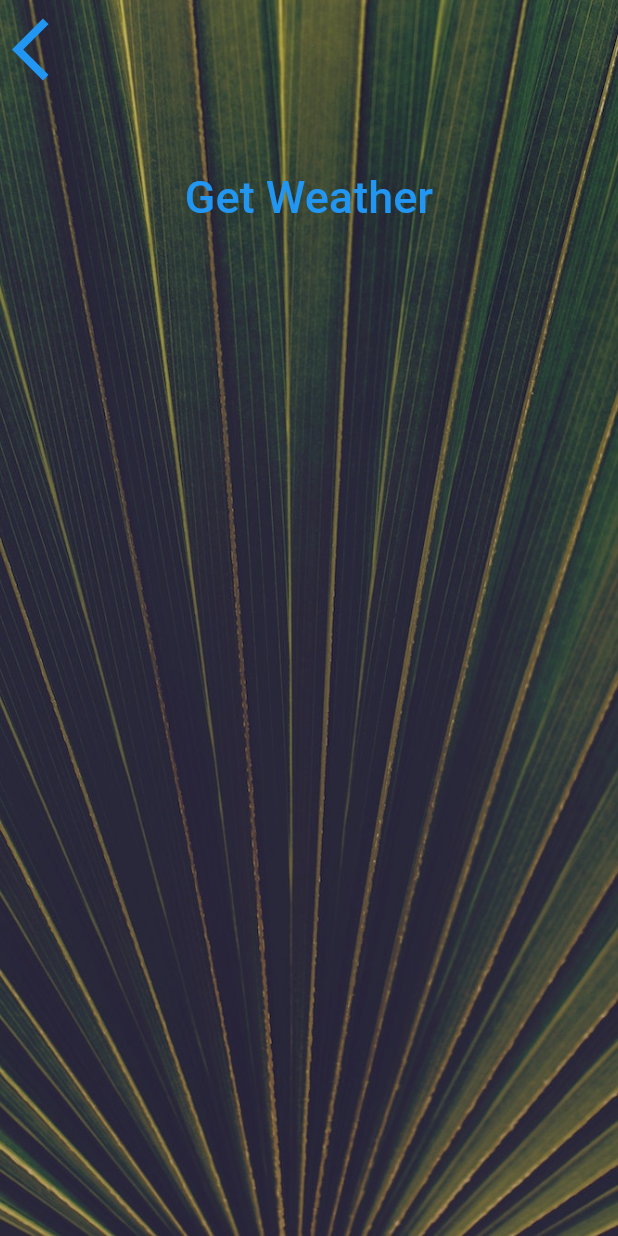
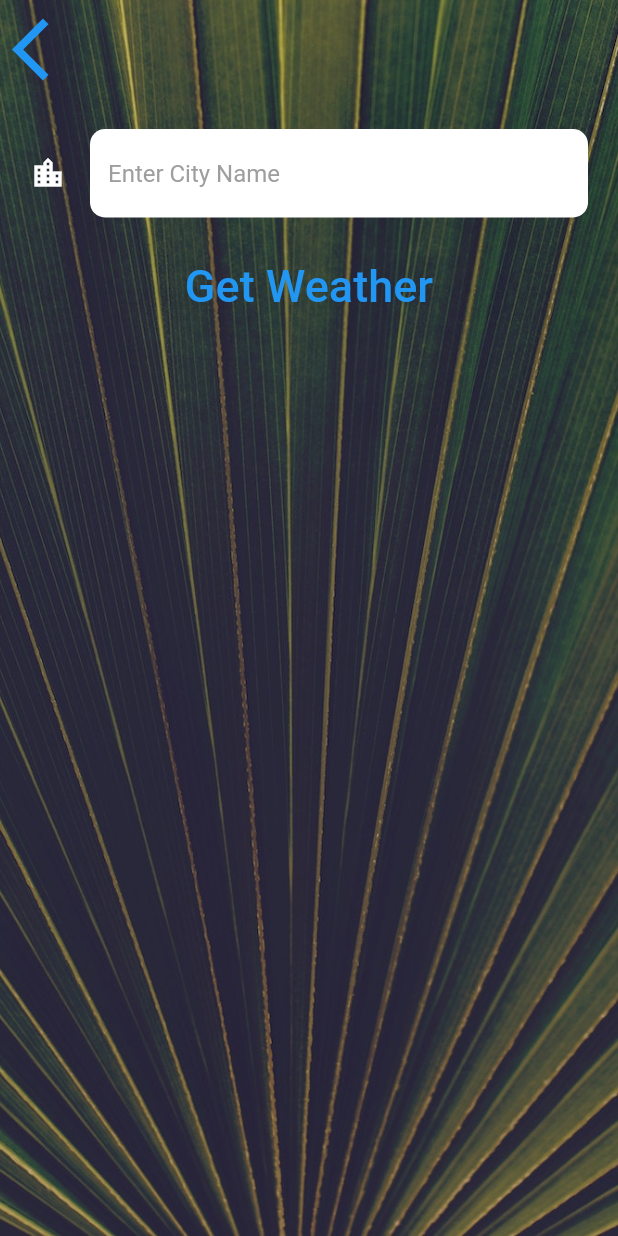
Before and after one commit to Mike5801/WeatherApp, a Flutter app: the CityScreen screen opened directly, on a phone screen of 412 x 824 dp. Run offline on Flutter 3.47's test engine with Material 2 defaults, Android fonts, the phone set to English and light mode, and no system bars; our stand-ins replace flutter_spinkit, geolocator; network calls fail; Roboto replaces fonts that are missing (Spartan MB).

Commit message:
add visuals to city screen

```diff
--- a/weather_app/lib/screens/city_screen.dart
+++ b/weather_app/lib/screens/city_screen.dart
@@ -9,6 +9,7 @@ class CityScreen extends StatefulWidget {
 }
 
 class _CityScreenState extends State<CityScreen> {
+  String cityName = "";
   @override
   Widget build(BuildContext context) {
     return Scaffold(
@@ -35,10 +36,20 @@ class _CityScreenState extends State<CityScreen> {
               ),
               Container(
                 padding: const EdgeInsets.all(20.0),
-                child: null,
+                child: TextField(
+                  decoration: kTextFieldDecoration,
+                  style: const  TextStyle(
+                    color: Colors.black
+                  ),
+                  onChanged: (value) {
+                    cityName = value;
+                  },
+                ),
               ),
               TextButton(
-                onPressed: () {},
+                onPressed: () {
+                  Navigator.pop(context, cityName);
+                },
                 child: const Text(
                   'Get Weather',
                   style: kButtonTextStyle,
--- a/weather_app/lib/utilities/constants.dart
+++ b/weather_app/lib/utilities/constants.dart
@@ -20,3 +20,21 @@ const kConditionTextStyle = TextStyle(
 );
 
 const kApiKey = 'a24f8526ed875a52dc3e866f62f49a08';
+
+const kTextFieldDecoration = InputDecoration(
+  filled: true,
+  fillColor: Colors.white,
+  icon: Icon(
+    Icons.location_city,
+    color: Colors.white,
+  ),
+  hintText: 'Enter City Name',
+  hintStyle: TextStyle(
+    color: Colors.grey,
+  ),
+  border: OutlineInputBorder(
+      borderRadius: BorderRadius.all(
+        Radius.circular(10.0),
+      ),
+      borderSide: BorderSide.none),
+);
```
Also changed, not shown: weather_app/lib/screens/location_screen.dart (+12 -3 lines).
